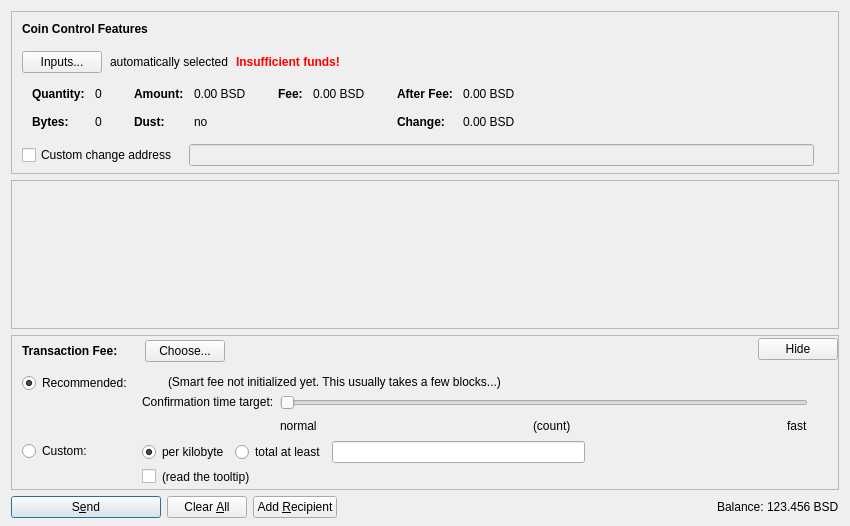
Above: src/qt/forms/sendcoinsdialog.ui from LIMXTEC/BitSend before the change. Below: the same form after it.
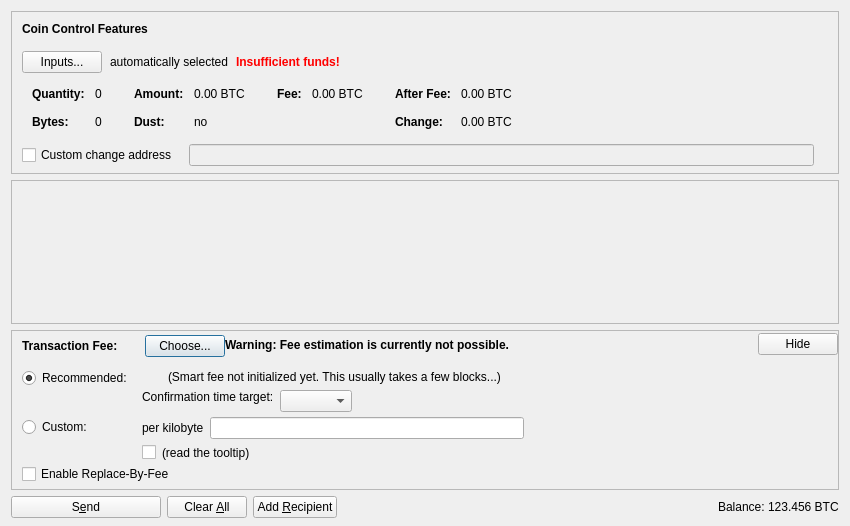
That is the form after the change. Icons and pictures are not drawn. Custom widgets are drawn as their Qt base class.

```diff
--- a/src/qt/forms/sendcoinsdialog.ui
+++ b/src/qt/forms/sendcoinsdialog.ui
@@ -324,7 +324,7 @@
                   <enum>Qt::ActionsContextMenu</enum>
                  </property>
                  <property name="text">
-                  <string notr="true">0.00 BSD</string>
+                  <string notr="true">0.00 BTC</string>
                  </property>
                  <property name="textInteractionFlags">
                   <set>Qt::LinksAccessibleByMouse|Qt::TextSelectableByKeyboard|Qt::TextSelectableByMouse</set>
@@ -404,7 +404,7 @@
                   <enum>Qt::ActionsContextMenu</enum>
                  </property>
                  <property name="text">
-                  <string notr="true">0.00 BSD</string>
+                  <string notr="true">0.00 BTC</string>
                  </property>
                  <property name="textInteractionFlags">
                   <set>Qt::LinksAccessibleByMouse|Qt::TextSelectableByKeyboard|Qt::TextSelectableByMouse</set>
@@ -455,7 +455,7 @@
                   <enum>Qt::ActionsContextMenu</enum>
                  </property>
                  <property name="text">
-                  <string notr="true">0.00 BSD</string>
+                  <string notr="true">0.00 BTC</string>
                  </property>
                  <property name="textInteractionFlags">
                   <set>Qt::LinksAccessibleByMouse|Qt::TextSelectableByKeyboard|Qt::TextSelectableByMouse</set>
@@ -484,7 +484,7 @@
                   <enum>Qt::ActionsContextMenu</enum>
                  </property>
                  <property name="text">
-                  <string notr="true">0.00 BSD</string>
+                  <string notr="true">0.00 BTC</string>
                  </property>
                  <property name="textInteractionFlags">
                   <set>Qt::LinksAccessibleByMouse|Qt::TextSelectableByKeyboard|Qt::TextSelectableByMouse</set>
@@ -759,11 +759,33 @@
             </item>
            </layout>
           </item>
+          <item>
+           <widget class="QLabel" name="fallbackFeeWarningLabel">
+            <property name="toolTip">
+             <string>Using the fallbackfee can result in sending a transaction that will take several hours or days (or never) to confirm. Consider choosing your fee manually or wait until you have validated the complete chain.</string>
+            </property>
+            <property name="font">
+            <font>
+                <weight>75</weight>
+                <bold>true</bold>
+            </font>
+            </property>
+            <property name="text">
+             <string>Warning: Fee estimation is currently not possible.</string>
+            </property>
+            <property name="wordWrap">
+             <bool>false</bool>
+            </property>
+           </widget>
+          </item>
           <item>
            <spacer name="horizontalSpacer_4">
             <property name="orientation">
              <enum>Qt::Horizontal</enum>
             </property>
+            <property name="sizeType">
+             <enum>QSizePolicy::MinimumExpanding</enum>
+            </property>
             <property name="sizeHint" stdset="0">
              <size>
               <width>40</width>
@@ -824,32 +846,13 @@
                <item>
                 <layout class="QHBoxLayout" name="horizontalLayoutFee13">
                  <item>
-                  <widget class="QRadioButton" name="radioCustomPerKilobyte">
+                  <widget class="QLabel" name="labelCustomPerKilobyte">
                    <property name="toolTip">
                     <string>If the custom fee is set to 1000 satoshis and the transaction is only 250 bytes, then &quot;per kilobyte&quot; only pays 250 satoshis in fee, while &quot;total at least&quot; pays 1000 satoshis. For transactions bigger than a kilobyte both pay by kilobyte.</string>
                    </property>
                    <property name="text">
                     <string>per kilobyte</string>
                    </property>
-                   <property name="checked">
-                    <bool>true</bool>
-                   </property>
-                   <attribute name="buttonGroup">
-                    <string notr="true">groupCustomFee</string>
-                   </attribute>
-                  </widget>
-                 </item>
-                 <item>
-                  <widget class="QRadioButton" name="radioCustomAtLeast">
-                   <property name="toolTip">
-                    <string>If the custom fee is set to 1000 satoshis and the transaction is only 250 bytes, then &quot;per kilobyte&quot; only pays 250 satoshis in fee, while &quot;total at least&quot; pays 1000 satoshis. For transactions bigger than a kilobyte both pay by kilobyte.</string>
-                   </property>
-                   <property name="text">
-                    <string>total at least</string>
-                   </property>
-                   <attribute name="buttonGroup">
-                    <string notr="true">groupCustomFee</string>
-                   </attribute>
                   </widget>
                  </item>
                  <item>
@@ -1059,44 +1062,15 @@
                     <number>30</number>
                    </property>
                    <item>
-                    <widget class="QSlider" name="sliderSmartFee">
-                     <property name="minimum">
+                    <layout class="QHBoxLayout" name="horizontalLayoutConfTarget">
+                     <property name="bottomMargin">
                       <number>0</number>
                      </property>
-                     <property name="maximum">
-                      <number>23</number>
-                     </property>
-                     <property name="pageStep">
-                      <number>1</number>
-                     </property>
-                     <property name="value">
-                      <number>0</number>
-                     </property>
-                     <property name="orientation">
-                      <enum>Qt::Horizontal</enum>
-                     </property>
-                     <property name="invertedAppearance">
-                      <bool>false</bool>
-                     </property>
-                     <property name="invertedControls">
-                      <bool>false</bool>
-                     </property>
-                     <property name="tickPosition">
-                      <enum>QSlider::NoTicks</enum>
-                     </property>
-                    </widget>
-                   </item>
-                   <item>
-                    <layout class="QHBoxLayout" name="horizontalLayoutFee10">
                      <item>
-                      <widget class="QLabel" name="labelSmartFeeNormal">
-                       <property name="text">
-                        <string>normal</string>
-                       </property>
-                      </widget>
+                      <widget class="QComboBox" name="confTargetSelector"/>
                      </item>
                      <item>
-                      <spacer name="horizontalSpacer_7">
+                      <spacer name="horizontalSpacerConfTarget">
                        <property name="orientation">
                         <enum>Qt::Horizontal</enum>
                        </property>
@@ -1108,33 +1082,6 @@
                        </property>
                       </spacer>
                      </item>
-                     <item>
-                      <widget class="QLabel" name="confirmationTargetLabel">
-                       <property name="text">
-                        <string notr="true">(count)</string>
-                       </property>
-                      </widget>
-                     </item>
-                     <item>
-                      <spacer name="horizontalSpacer_3">
-                       <property name="orientation">
-                        <enum>Qt::Horizontal</enum>
-                       </property>
-                       <property name="sizeHint" stdset="0">
-                        <size>
-                         <width>40</width>
-                         <height>20</height>
-                        </size>
-                       </property>
-                      </spacer>
-                     </item>
-                     <item>
-                      <widget class="QLabel" name="labelSmartFeeFast">
-                       <property name="text">
-                        <string>fast</string>
-                       </property>
-                      </widget>
-                     </item>
                     </layout>
                    </item>
                   </layout>
@@ -1158,6 +1105,16 @@
              </item>
             </layout>
            </item>
+           <item>
+            <widget class="QCheckBox" name="optInRBF">
+             <property name="text">
+              <string>Enable Replace-By-Fee</string>
+             </property>
+             <property name="toolTip">
+              <string>With Replace-By-Fee (BIP-125) you can increase a transaction's fee after it is sent. Without this, a higher fee may be recommended to compensate for increased transaction delay risk.</string>
+             </property>
+            </widget>
+           </item>
           </layout>
          </widget>
         </item>
@@ -1168,8 +1125,8 @@
           </property>
           <property name="sizeHint" stdset="0">
            <size>
-            <width>800</width>
-            <height>1</height>
+            <width>40</width>
+            <height>5</height>
            </size>
           </property>
          </spacer>
@@ -1203,7 +1160,7 @@
         <bool>false</bool>
        </property>
        <property name="default">
-        <bool>true</bool>
+        <bool>false</bool>
        </property>
       </widget>
      </item>
@@ -1290,7 +1247,7 @@
           <cursorShape>IBeamCursor</cursorShape>
          </property>
          <property name="text">
-          <string notr="true">123.456 BSD</string>
+          <string notr="true">123.456 BTC</string>
          </property>
          <property name="textInteractionFlags">
           <set>Qt::LinksAccessibleByMouse|Qt::TextSelectableByKeyboard|Qt::TextSelectableByMouse</set>
```
Left out of the diff: 9 changed lines with no effect on the pictures.
